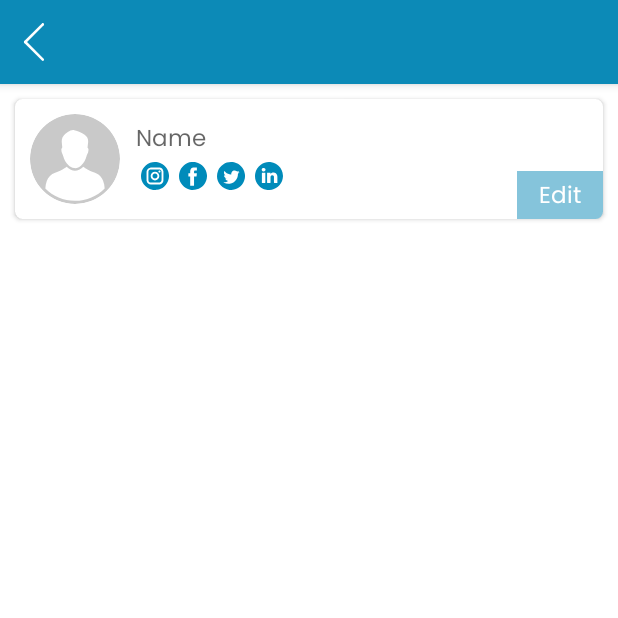
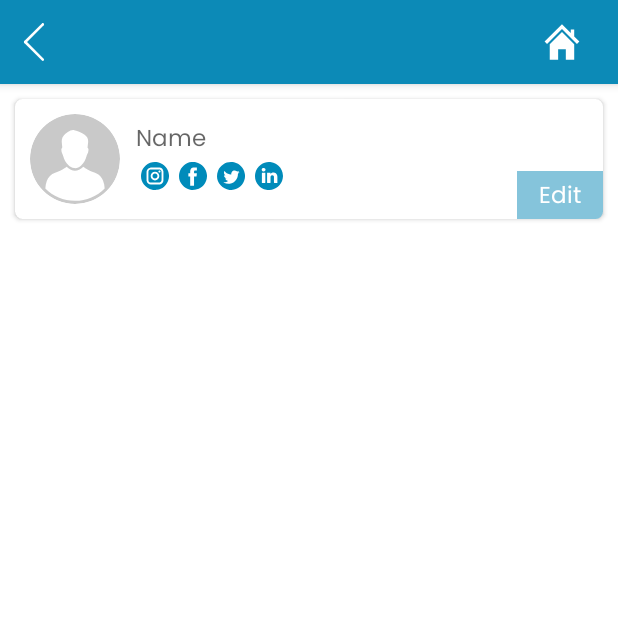
Before and after one commit to sureshjayam77/memy_folks, an Android app: the FamilyMemberProfileActivity screen opened directly, with no data from a screen before it, on a phone screen of 412 x 824 dp, the top half of it. Run offline under Robolectric (Android 15) with nearby library versions, the phone set to English and light mode, and no system bars; our stand-ins replace CircleImageView, data binding; pictures from the network do not load.

Commit message:
Home icon added in family member tree page

```diff
--- a/app/build.gradle
+++ b/app/build.gradle
@@ -13,8 +13,8 @@ android {
         applicationId "com.memyfolks"
         minSdk 21
         targetSdk 31
-        versionCode 38
-        versionName "0.52"
+        versionCode 39
+        versionName "0.53"
         vectorDrawables.useSupportLibrary = true
         testInstrumentationRunner "androidx.test.runner.AndroidJUnitRunner"
     }
--- a/app/src/main/java/com/memy/activity/FamilyMemberProfileActivity.kt
+++ b/app/src/main/java/com/memy/activity/FamilyMemberProfileActivity.kt
@@ -100,7 +100,7 @@ class FamilyMemberProfileActivity : AppBaseActivity() {
         binding.menuIconImageView.visibility = View.GONE
         binding.bottomTempView.visibility = View.VISIBLE
         binding.guideImageView.visibility = View.GONE
-
+        binding.homeImageView.visibility = View.VISIBLE
         binding.drwayerLay.setDrawerLockMode(DrawerLayout.LOCK_MODE_LOCKED_CLOSED);
     }
 
@@ -931,4 +931,8 @@ class FamilyMemberProfileActivity : AppBaseActivity() {
             }
         }
     }
+
+    fun showLoginUserDashboard(v: View?) {
+        startActivityIntent(Intent(this, DashboardActivity::class.java), true)
+    }
 }
--- /dev/null
+++ b/app/src/main/res/drawable/ic_action_home.xml
@@ -0,0 +1,22 @@
+<vector xmlns:android="http://schemas.android.com/apk/res/android"
+    android:width="256dp"
+    android:height="256dp"
+    android:viewportWidth="256"
+    android:viewportHeight="256">
+  <path
+      android:pathData="M214.854,88.404l0,-49.512l-24.447,0l0,25.065l-62.551,-62.551l-123.668,123.696l17.253,17.225l106.415,-106.415l106.443,106.415l17.225,-17.225z"
+      android:strokeLineJoin="miter"
+      android:strokeWidth="2.81"
+      android:fillColor="@color/white"
+      android:fillType="nonZero"
+      android:strokeColor="#00000000"
+      android:strokeLineCap="butt"/>
+  <path
+      android:pathData="M127.857,57.607l-86.998,86.969l0,109.73l59.712,0l0,-75.477l54.57,0l0,75.477l59.712,0l0,-109.73z"
+      android:strokeLineJoin="miter"
+      android:strokeWidth="2.81"
+      android:fillColor="@color/white"
+      android:fillType="nonZero"
+      android:strokeColor="#00000000"
+      android:strokeLineCap="butt"/>
+</vector>
--- a/app/src/main/res/layout/dashboard_activity.xml
+++ b/app/src/main/res/layout/dashboard_activity.xml
@@ -95,6 +95,19 @@
                         app:layout_constraintEnd_toEndOf="parent"
                         app:layout_constraintBottom_toBottomOf="parent"
                         android:visibility="visible" />
+
+                        <androidx.appcompat.widget.AppCompatImageView
+                            android:id="@+id/homeImageView"
+                            android:layout_width="@dimen/help_icon_height"
+                            android:layout_height="@dimen/help_icon_height"
+                            android:layout_gravity="end|center"
+                            android:layout_marginEnd="@dimen/common_margin_size"
+                            android:onClick="showLoginUserDashboard"
+                            android:src="@drawable/ic_action_home"
+                            app:layout_constraintTop_toTopOf="parent"
+                            app:layout_constraintEnd_toEndOf="parent"
+                            app:layout_constraintBottom_toBottomOf="parent"
+                            android:visibility="gone" />
 
 
 
```
